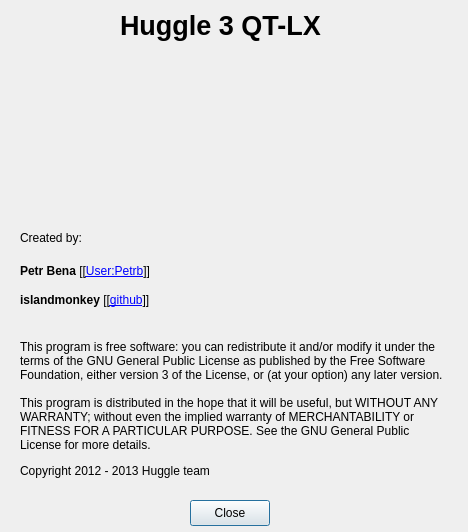
Old version of the form huggle/aboutform.ui in the repository huggle/huggle3-qt-lx.
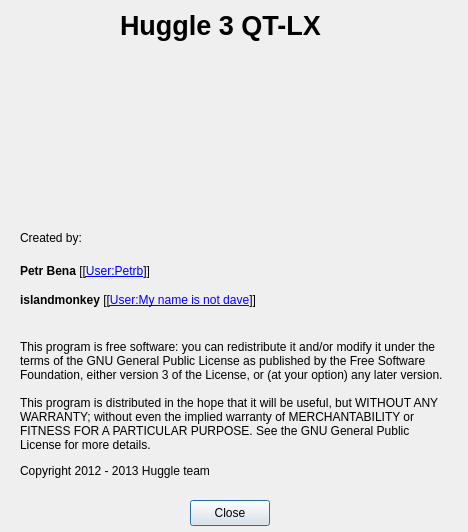
New version of the form. Icons and pictures are not drawn.

Commit message: being vain

```diff
--- a/huggle/aboutform.ui
+++ b/huggle/aboutform.ui
@@ -94,7 +94,7 @@
     <item row="1" column="0">
      <widget class="QLabel" name="label_8">
       <property name="text">
-       <string>&lt;html&gt;&lt;head/&gt;&lt;body&gt;&lt;p&gt;&lt;span style=&quot; font-weight:600;&quot;&gt;islandmonkey&lt;/span&gt; [[&lt;a href=&quot;https://github.com/islandmonkey&quot;&gt;&lt;span style=&quot; text-decoration: underline; color:#0000ff;&quot;&gt;github&lt;/span&gt;&lt;/a&gt;]]&lt;/p&gt;&lt;/body&gt;&lt;/html&gt;</string>
+       <string>&lt;html&gt;&lt;head/&gt;&lt;body&gt;&lt;p&gt;&lt;span style=&quot; font-weight:600;&quot;&gt;islandmonkey&lt;/span&gt; [[&lt;a href=&quot;http://en.wikipedia.org/wiki/User:My_name_is_not_dave&quot;&gt;&lt;span style=&quot; text-decoration: underline; color:#0000ff;&quot;&gt;User:My name is not dave&lt;/span&gt;&lt;/a&gt;]]&lt;/p&gt;&lt;/body&gt;&lt;/html&gt;</string>
       </property>
      </widget>
     </item>
```
